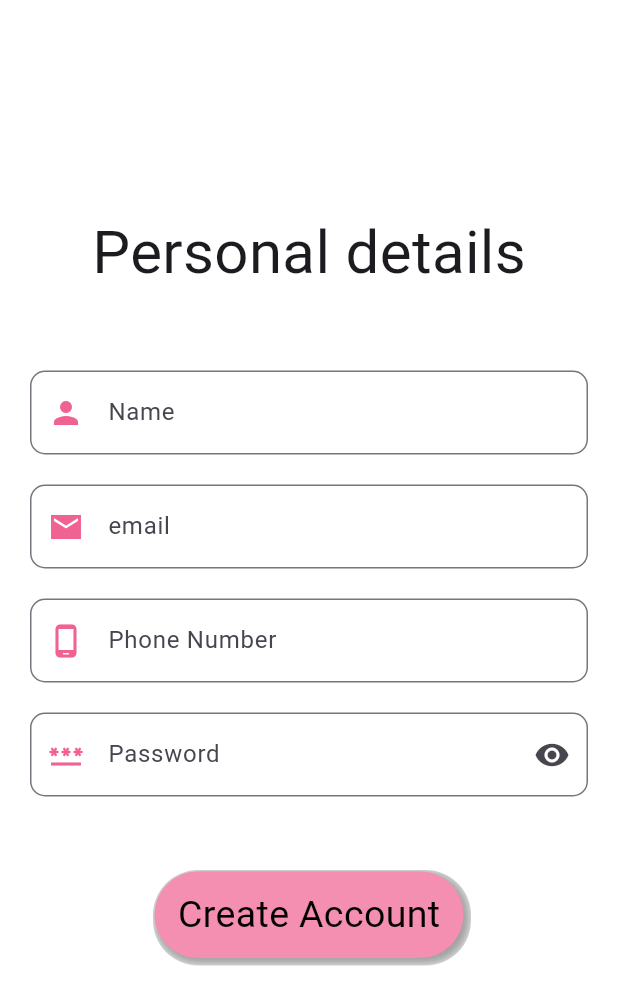
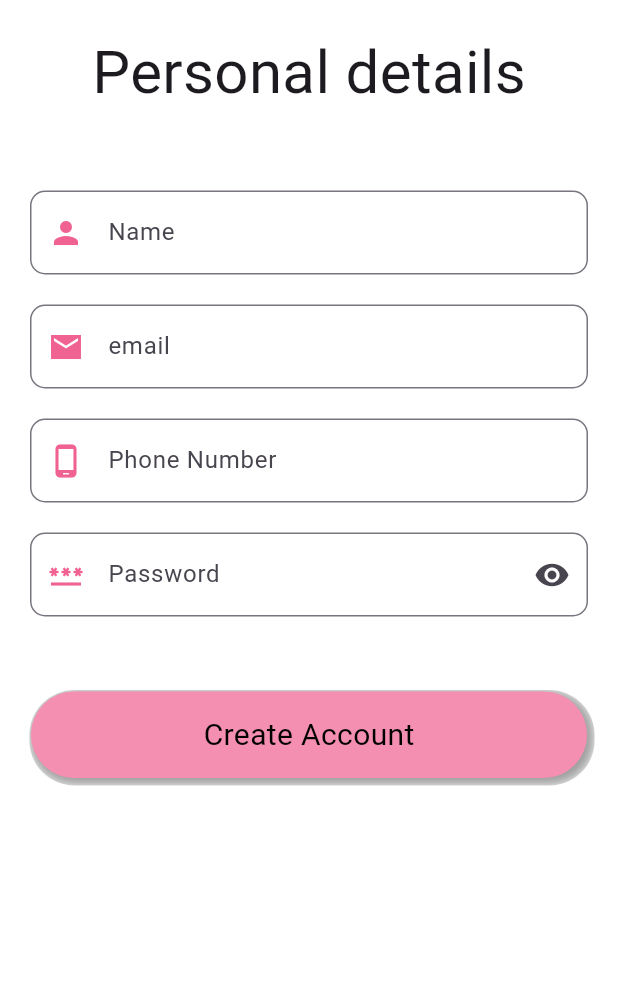
Before and after one commit to yash9111/WomenSafetyAPp, a Flutter app: the Askdetails screen opened directly, on a phone screen of 412 x 824 dp. Shown: the top 1005 px of the screen. Run offline on Flutter 3.47's test engine with Material 3 defaults, Android fonts, the light colour scheme and no system bars; our stand-ins replace firebase_auth, firebase_core, fluttertoast, geocoding, geolocator, google_maps_flutter and 4 more; missing offline and left inert: background_sms, flutter_phone_direct_caller, mongo_dart; accounts and stored records are empty.

Commit message:
improve some features

```diff
--- a/Frontend/lib/DBhelper/db_connection.dart
+++ b/Frontend/lib/DBhelper/db_connection.dart
@@ -11,11 +11,14 @@
     db.open();
     inspect(db);
     print("???????????????????DB?????????????????????????");
+
     userConnection = db.collection(USER_COLLECTION);
   }
 
   static Future<List<Map<String, dynamic>>> getPosts() async {
     final arrPosts = await userConnection.find().toList();
+    print("Got the data");
+    print(arrPosts);
     return arrPosts;
   }
 
--- a/Frontend/lib/Screens/Profile.dart
+++ b/Frontend/lib/Screens/Profile.dart
@@ -57,7 +57,7 @@
                 ))
             .toList();
       });
-
+      print(posts);
       // To simulate a delay, you can use a sleep function (remove in real use)
       // await Future.delayed(Duration(seconds: 1));
 
@@ -335,7 +335,7 @@
         crossAxisAlignment: CrossAxisAlignment.start,
         children: [
           Image.network(widget.post.image),
-          SizedBox(height: 8.0),
+          SizedBox(height: 7.0),
           ListTile(
             leading: CircleAvatar(
               radius: 20,
--- a/Frontend/lib/Screens/askdetails.dart
+++ b/Frontend/lib/Screens/askdetails.dart
@@ -1,5 +1,6 @@
-
 import 'package:flutter/material.dart';
+import 'package:fluttertoast/fluttertoast.dart';
+import 'package:women_safety_app/Api%20Services/registerUser.dart';
 import 'package:women_safety_app/Widgets/tabNavigation.dart';
 import 'homeScreen.dart';
 
@@ -11,64 +12,155 @@
 }
 
 class _AskdetailsState extends State<Askdetails> {
+  bool obText = true;
 
-  bool obText = true;
+  TextEditingController usernameController = TextEditingController();
+  TextEditingController passController = TextEditingController();
+  TextEditingController phNoController = TextEditingController();
+  TextEditingController emailController = TextEditingController();
 
   @override
   Widget build(BuildContext context) {
     double height = MediaQuery.of(context).size.height;
     double width = MediaQuery.of(context).size.width;
-
-    return  Scaffold(
+    return Scaffold(
       backgroundColor: Colors.white,
-      body: SafeArea(child: Padding(
-        padding: const EdgeInsets.only(top:140,left: 20,right: 20),
+      body: SafeArea(
+        child: Padding(
+          padding: const EdgeInsets.only(top: 20, left: 20, right: 20),
           child: SingleChildScrollView(
             child: Column(
               children: <Widget>[
-              const Text("Personal details",style: TextStyle(fontSize: 40,fontWeight: FontWeight.w400),),
+                const Text(
+                  "Personal details",
+                  style: TextStyle(fontSize: 40, fontWeight: FontWeight.w400),
+                ),
                 const SizedBox(height: 50),
-              TextField(decoration: InputDecoration(border: const OutlineInputBorder(borderRadius: BorderRadius.all(Radius.circular(10))),hintText: 'Name',prefixIcon: Icon(Icons.person,color:Colors.pink.shade300)),),
+                TextField(
+                  controller: usernameController,
+                  decoration: InputDecoration(
+                      border: const OutlineInputBorder(
+                          borderRadius: BorderRadius.all(Radius.circular(10))),
+                      hintText: 'Name',
+                      prefixIcon:
+                          Icon(Icons.person, color: Colors.pink.shade300)),
+                ),
                 const SizedBox(height: 20),
-              TextField(decoration: InputDecoration(border: const OutlineInputBorder(borderRadius: BorderRadius.all(Radius.circular(10))),hintText: 'email',prefixIcon: Icon(Icons.email_sharp,color:Colors.pink.shade300)),),
+                TextField(
+                  controller: emailController,
+                  decoration: InputDecoration(
+                      border: const OutlineInputBorder(
+                          borderRadius: BorderRadius.all(Radius.circular(10))),
+                      hintText: 'email',
+                      prefixIcon:
+                          Icon(Icons.email_sharp, color: Colors.pink.shade300)),
+                ),
                 const SizedBox(height: 20),
-
-               TextField(obscureText:obText , decoration:   InputDecoration(border: const OutlineInputBorder(
+                TextField(
+                  controller: phNoController,
+                  decoration: InputDecoration(
+                    border: const OutlineInputBorder(
                         borderRadius: BorderRadius.all(Radius.circular(10))),
                     hintText: 'Phone Number',
-                   prefixIcon: Icon(Icons.phone_android_outlined,color:Colors.pink.shade300),
+                    prefixIcon: Icon(Icons.phone_android_outlined,
+                        color: Colors.pink.shade300),
                   ),
                 ),
                 const SizedBox(height: 20),
-
-              TextField(obscureText:obText , decoration:  InputDecoration(border:  const OutlineInputBorder(
+                TextField(
+                  controller: passController,
+                  obscureText: obText,
+                  decoration: InputDecoration(
+                      border: const OutlineInputBorder(
                           borderRadius: BorderRadius.all(Radius.circular(10))),
                       hintText: 'Password',
-                  prefixIcon: Icon(Icons.password,color:Colors.pink.shade300),
-                  suffixIcon: IconButton(onPressed: (){
+                      prefixIcon:
+                          Icon(Icons.password, color: Colors.pink.shade300),
+                      suffixIcon: IconButton(
+                        onPressed: () {
                           setState(() {
                             obText = !obText;
                           });
-                  },icon: obText ? const Icon(Icons.visibility) : const Icon(Icons.visibility_off),
+                        },
+                        icon: obText
+                            ? const Icon(Icons.visibility)
+                            : const Icon(Icons.visibility_off),
                       )),
                 ),
-
                 const SizedBox(height: 50),
                 GestureDetector(
-                onTap: ()=>{Navigator.pushReplacement(context, MaterialPageRoute(builder: (context)=>const tabNavigation()))
+                  onTap: () async {
+                    showLoder();
+                    if (await registerUser(
+                        context,
+                        usernameController.text.toString(),
+                        emailController.text.toString(),
+                        phNoController.text.toString(),
+                        passController.text.toString())) {
+                      hideLoder();
+                      Fluttertoast.showToast(
+                          msg: "Welcome ${usernameController.text.toString()}");
+                      Navigator.pushReplacement(
+                          context,
+                          MaterialPageRoute(
+                              builder: (context) => const tabNavigation()));
+                    } else {
+                      hideLoder();
+                      Fluttertoast.showToast(msg: "Something went wrong");
+                    }
                   },
                   child: Container(
-                  height: height*0.07,
-                  width: width*0.5,
-                  decoration:  BoxDecoration(gradient: LinearGradient(colors: [Colors.pink.shade200,Colors.pink.shade200],begin: Alignment.topLeft,end: Alignment.bottomRight),borderRadius: const BorderRadius.all(Radius.circular(30)),
-                      boxShadow: const [BoxShadow(offset: Offset(2,2),color: Colors.grey,spreadRadius: 3,blurRadius: 5,blurStyle: BlurStyle.inner)]),
-                  child:const Center(child: Text("Create Account",style: TextStyle(fontSize: 25,fontWeight: FontWeight.w400,color: Colors.black),)),
-                ),)
-
+                    height: height * 0.07,
+                    width: width * 0.9,
+                    decoration: BoxDecoration(
+                        gradient: LinearGradient(
+                            colors: [
+                              Colors.pink.shade200,
+                              Colors.pink.shade200
+                            ],
+                            begin: Alignment.topLeft,
+                            end: Alignment.bottomRight),
+                        borderRadius:
+                            const BorderRadius.all(Radius.circular(30)),
+                        boxShadow: const [
+                          BoxShadow(
+                              offset: Offset(2, 2),
+                              color: Colors.grey,
+                              spreadRadius: 3,
+                              blurRadius: 5,
+                              blurStyle: BlurStyle.inner)
+                        ]),
+                    child: const Center(
+                        child: Text(
+                      "Create Account",
+                      style: TextStyle(
+                          fontSize: 20,
+                          fontWeight: FontWeight.w400,
+                          color: Colors.black),
+                    )),
+                  ),
+                )
               ],
             ),
           ),
-      ),),
+        ),
+      ),
     );
   }
+
+  void showLoder() {
+    showDialog(
+      context: context,
+      barrierDismissible: false,
+      builder: (BuildContext context) {
+        return Center(
+          child: CircularProgressIndicator(),
+        );
+      },
+    );
   }
+
+  void hideLoder() {
+    Navigator.of(context).pop();
+  }
+}
--- a/Frontend/lib/Screens/tabNavigation.dart
+++ b/Frontend/lib/Screens/tabNavigation.dart
@@ -32,7 +32,7 @@
             ),
           ),
           body: const TabBarView(
-            children: <Widget>[Home(), Map(), Tips(), Profile()],
+            children: <Widget>[Home(), MapWidget(), Tips(), Profile()],
           ),
         ),
       ),
--- a/Frontend/lib/Widgets/tabNavigation.dart
+++ b/Frontend/lib/Widgets/tabNavigation.dart
@@ -81,7 +81,7 @@
             ),
           ),
           body: TabBarView(
-            children: <Widget>[Home(), Map(), Tips(), Profile()],
+            children: <Widget>[Home(), MapWidget(), Tips(), Profile()],
           ),
         ),
       ),
--- a/Frontend/pubspec.yaml
+++ b/Frontend/pubspec.yaml
@@ -31,7 +31,7 @@
   flutter:
     sdk: flutter
   http: ^1.1.0
-  fluttertoast: ^8.2.2
+
   # The following adds the Cupertino Icons font to your application.
   # Use with the CupertinoIcons class for iOS style icons.
   cupertino_icons: ^1.0.2
@@ -47,7 +47,7 @@
   baseflow_plugin_template: ^2.1.2
 #  location: ^5.0.3
   geocoding: ^2.1.1
-  google_maps_flutter: ^2.5.0
+  google_maps_flutter: ^2.5.3
   realm: ^1.5.0
   mongo_dart: ^0.9.3
   firebase_core: ^2.21.0
@@ -55,6 +55,7 @@
   image_picker: ^1.0.4
   video_player: ^2.8.1
   chewie: ^1.7.1
+  fluttertoast: ^8.2.4
 
 
 dev_dependencies:
```
Also changed, not shown: Frontend/analysis_options.yaml (deleted, +0 -29 lines), Frontend/lib/Api Services/checkLogin.dart (added, +40 -0 lines), Frontend/lib/Api Services/registerUser.dart (added, +50 -0 lines), Frontend/lib/DBhelper/consts.dart (+4 -4 lines), Frontend/lib/Screens/Map.dart (+31 -9 lines), Frontend/lib/Screens/homeScreen.dart (+6 -4 lines), Frontend/lib/Screens/loginScreen.dart (+43 -58 lines), Frontend/lib/main.dart (+13 -2 lines), Frontend/pubspec.lock, 3 other files. Lines whose indentation alone changed are shown as unchanged.
